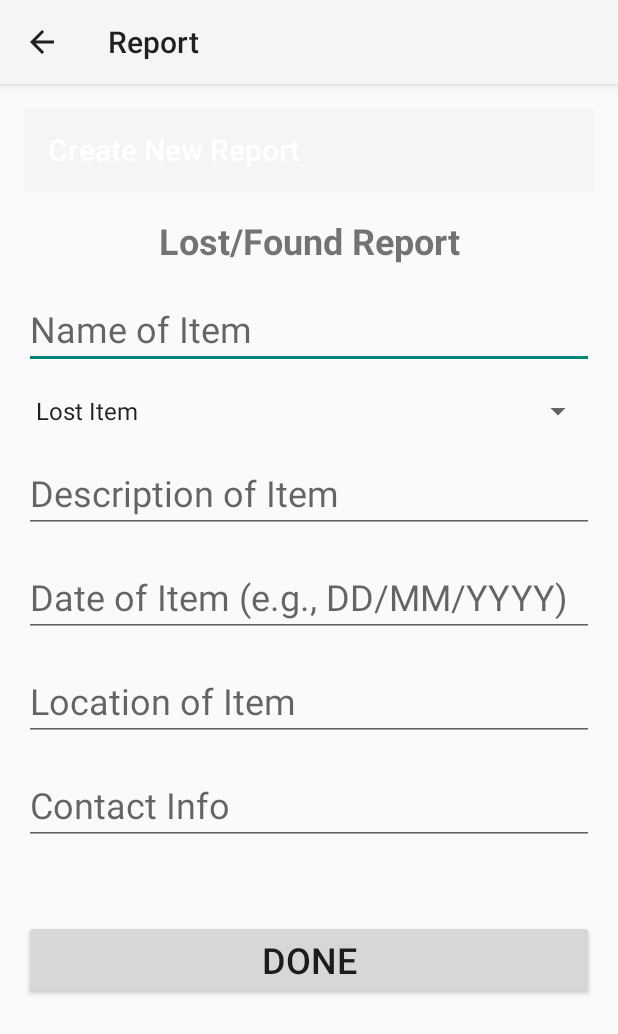
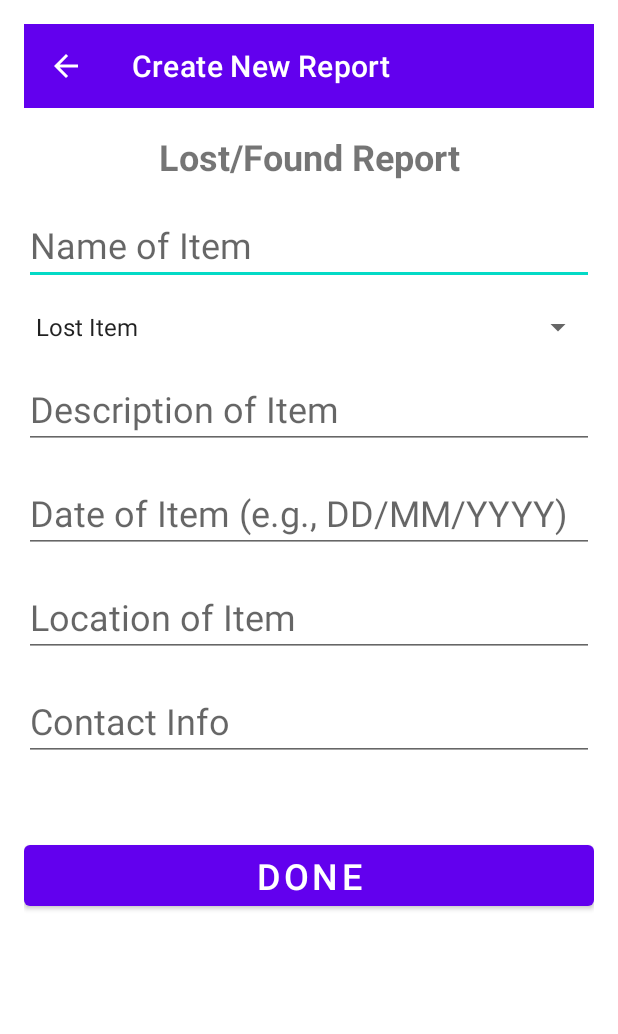
Before and after one commit to srihari-naidu-17/reunite-app, an Android app: the ReportActivity screen opened directly, with no data from a screen before it, on a phone screen of 412 x 824 dp. Shown: the top 1034 px of the screen. Run offline under Robolectric (Android 15) with nearby library versions, the phone set to English and light mode, and no system bars.

Commit message:
Merged UI and ProfileV2 (David's) branch

```diff
--- a/app/src/main/res/values/themes.xml
+++ b/app/src/main/res/values/themes.xml
@@ -21,4 +21,9 @@
         <!-- Customize your theme here. -->
     </style>
 
+    <style name="Theme.ReuniteApp.ReportActivity" parent="Theme.MaterialComponents.Light.NoActionBar">
+        <item name="windowActionBar">false</item>
+        <item name="windowNoTitle">true</item>
+    </style>
+
 </resources>
```
